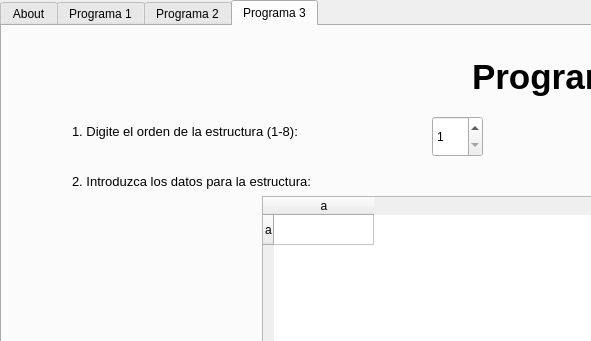
The window that ProgramaConUI/InterfazMenu.ui (bryanjimenezchacon/Progra1Algebra) describes before a commit, drawn with Qt 5; both pictures show x 0 to 591 and y 0 to 341 of the 1255 by 731 pixel window.
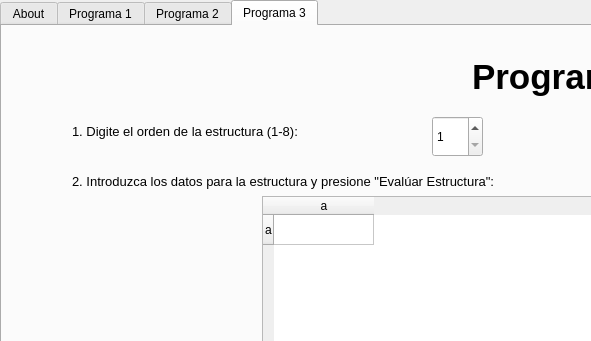
The same window after the commit.

Commit message: Inicio Validacion Neutro

What changed in the file:
```diff
--- a/ProgramaConUI/InterfazMenu.ui
+++ b/ProgramaConUI/InterfazMenu.ui
@@ -842,7 +842,7 @@
        <rect>
         <x>70</x>
         <y>140</y>
-        <width>351</width>
+        <width>431</width>
         <height>31</height>
        </rect>
       </property>
@@ -852,7 +852,7 @@
        </font>
       </property>
       <property name="text">
-       <string>2. Introduzca los datos para la estructura:</string>
+       <string>2. Introduzca los datos para la estructura y presione &quot;Evalúar Estructura&quot;:</string>
       </property>
      </widget>
      <widget class="QTableWidget" name="tableWidgetDatosEstructura">
```
The commit also changes 1 other file.
